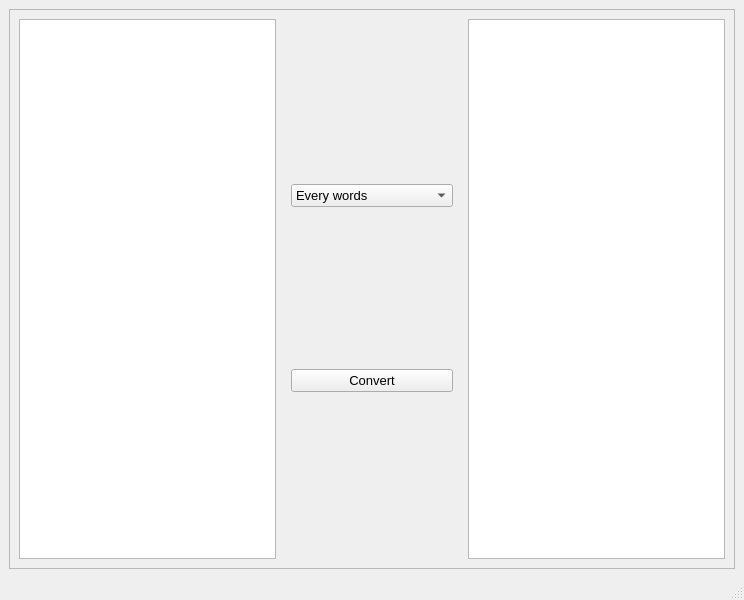
The window that Random words Project/random.ui (pphatt/qt5) describes before a commit, drawn with Qt 5.
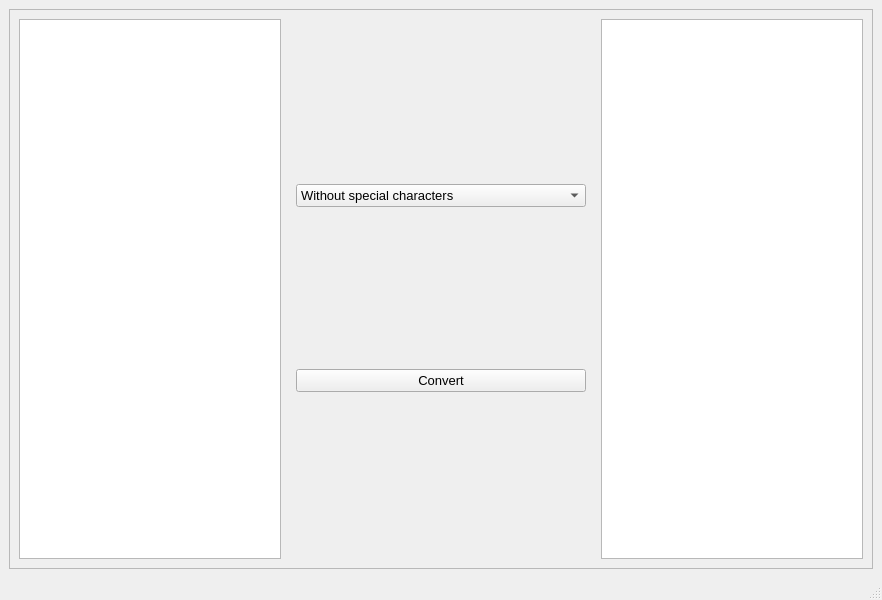
The same window after the commit.

```diff
--- a/Random words Project/random.ui
+++ b/Random words Project/random.ui
@@ -6,7 +6,7 @@
    <rect>
     <x>0</x>
     <y>0</y>
-    <width>744</width>
+    <width>882</width>
     <height>600</height>
    </rect>
   </property>
@@ -58,7 +58,7 @@
             </property>
             <property name="minimumSize">
              <size>
-              <width>162</width>
+              <width>290</width>
               <height>22</height>
              </size>
             </property>
@@ -69,7 +69,12 @@
             </property>
             <item>
              <property name="text">
-              <string>Every words</string>
+              <string>Without special characters</string>
+             </property>
+            </item>
+            <item>
+             <property name="text">
+              <string>Every words (including special characters)</string>
              </property>
             </item>
            </widget>
```
Left out of the diff: 2 changed lines with no effect on the pictures.
